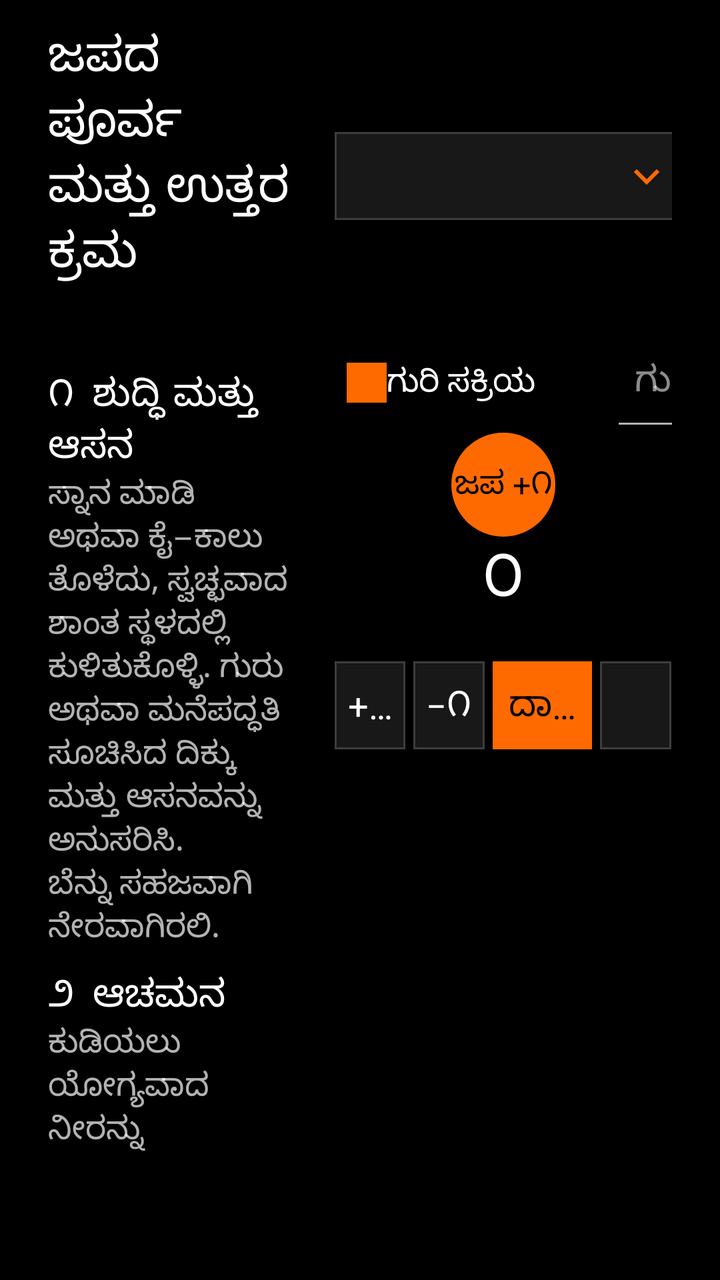
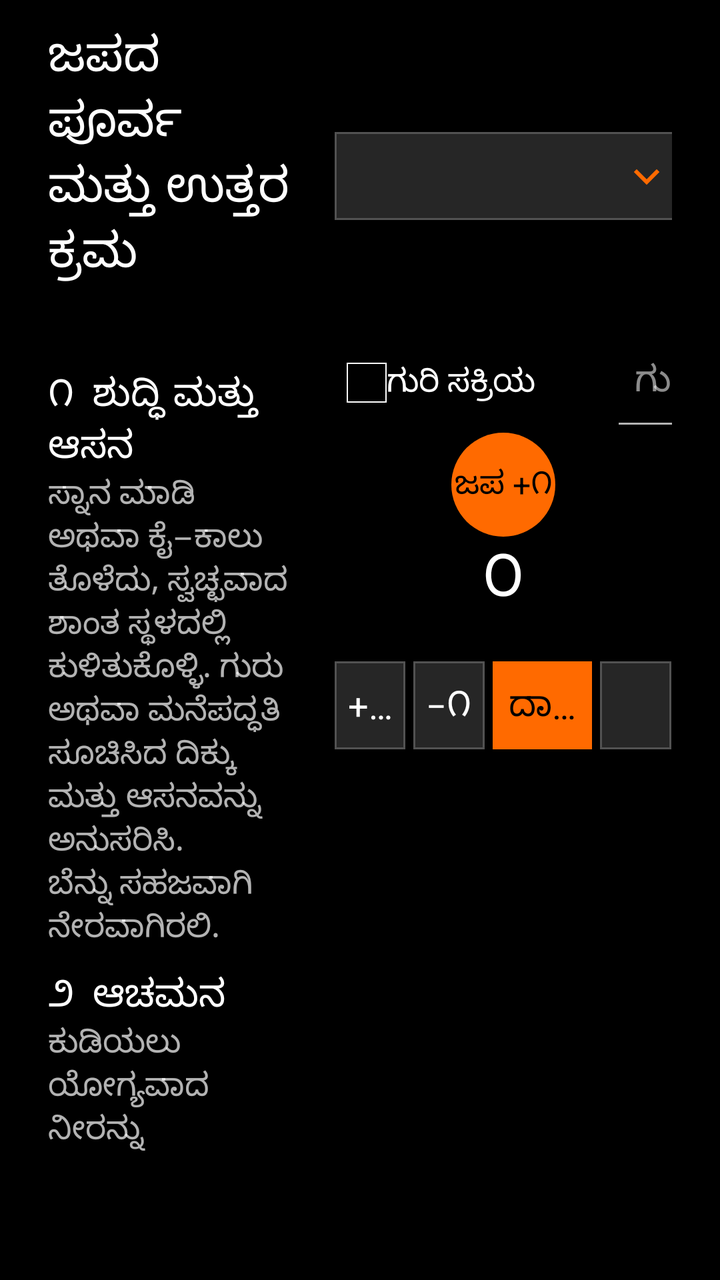

The first picture is an Android layout as it rendered before a commit; the second is the same layout after the commit. The layout source and the unified diff follow.
<!-- AndroidManifest.xml: application theme Theme.PaperDesk -->
<!-- res/layout/page_japa.xml -->
<?xml version="1.0" encoding="utf-8"?>
<LinearLayout xmlns:android="http://schemas.android.com/apk/res/android" android:layout_width="match_parent" android:layout_height="match_parent" android:background="@color/black" android:orientation="horizontal" android:paddingLeft="@dimen/page_pad_h" android:paddingTop="@dimen/page_pad_top" android:paddingRight="@dimen/page_pad_h" android:paddingBottom="@dimen/footer_bar">
    <ScrollView android:layout_width="0dp" android:layout_height="match_parent" android:layout_weight="0.46" android:fillViewport="true" android:paddingRight="20dp" android:scrollbars="none">
        <LinearLayout android:layout_width="match_parent" android:layout_height="wrap_content" android:orientation="vertical">
            <TextView android:id="@+id/japaRitualTitle" style="@style/Desk.Title" android:layout_width="match_parent" android:layout_height="wrap_content" android:text="ಜಪದ ಪೂರ್ವ ಮತ್ತು ಉತ್ತರ ಕ್ರಮ" />
            <TextView android:id="@+id/japaSankalpa" style="@style/Desk.Body2" android:layout_width="match_parent" android:layout_height="wrap_content" android:layout_marginTop="8dp" android:textColor="@color/accent" />
            <TextView style="@style/Desk.Section" android:layout_width="match_parent" android:layout_height="wrap_content" android:layout_marginTop="12dp" android:text="೧  ಶುದ್ಧಿ ಮತ್ತು ಆಸನ" />
            <TextView style="@style/Desk.Body2" android:layout_width="match_parent" android:layout_height="wrap_content" android:text="ಸ್ನಾನ ಮಾಡಿ ಅಥವಾ ಕೈ–ಕಾಲು ತೊಳೆದು, ಸ್ವಚ್ಛವಾದ ಶಾಂತ ಸ್ಥಳದಲ್ಲಿ ಕುಳಿತುಕೊಳ್ಳಿ. ಗುರು ಅಥವಾ ಮನೆಪದ್ಧತಿ ಸೂಚಿಸಿದ ದಿಕ್ಕು ಮತ್ತು ಆಸನವನ್ನು ಅನುಸರಿಸಿ. ಬೆನ್ನು ಸಹಜವಾಗಿ ನೇರವಾಗಿರಲಿ." />
            <TextView style="@style/Desk.Section" android:layout_width="match_parent" android:layout_height="wrap_content" android:layout_marginTop="10dp" android:text="೨  ಆಚಮನ" />
            <TextView style="@style/Desk.Body2" android:layout_width="match_parent" android:layout_height="wrap_content" android:text="ಕುಡಿಯಲು ಯೋಗ್ಯವಾದ ನೀರನ್ನು ಇಟ್ಟುಕೊಂಡು ನಿಮ್ಮ ಕುಟುಂಬದ ಮಾಧ್ವ ಕ್ರಮದಂತೆ ಆಚಮನ ಮಾಡಿ. ಕೇಶವದಿಂದ ಶ್ರೀಕೃಷ್ಣವರೆಗಿನ ಚತುರ್ವಿಂಶತಿ ನಾಮಗಳ ಕ್ರಮವನ್ನು ಕಲಿತ ರೀತಿಯಲ್ಲೇ ಬಳಸಿ." />
            <TextView style="@style/Desk.Section" android:layout_width="match_parent" android:layout_height="wrap_content" android:layout_marginTop="10dp" android:text="೩  ಶ್ರೀಹರಿ–ಗುರು ಸ್ಮರಣೆ" />
            <TextView style="@style/Desk.Body2" android:layout_width="match_parent" android:layout_height="wrap_content" android:text="ಶ್ರೀಹರಿ, ಮುಖ್ಯಪ್ರಾಣ ದೇವರು ಮತ್ತು ಗುರುಪರಂಪರೆಯನ್ನು ಸ್ಮರಿಸಿ ನಮಸ್ಕರಿಸಿ. ಮನಸ್ಸನ್ನು ಹೊರಗಿನ ಕೆಲಸಗಳಿಂದ ಹಿಂದಕ್ಕೆ ತಂದು ಜಪಕ್ಕೆ ಸಿದ್ಧಗೊಳಿಸಿ." />
            <TextView style="@style/Desk.Section" android:layout_width="match_parent" android:layout_height="wrap_content" android:layout_marginTop="10dp" android:text="೪  ಪ್ರಾಣಾಯಾಮ" />
            <TextView style="@style/Desk.Body2" android:layout_width="match_parent" android:layout_height="wrap_content" android:text="ಗುರುಗಳಿಂದ ಕಲಿತ ಪ್ರಾಣಾಯಾಮವಿದ್ದರೆ ಅದನ್ನು ನಿಗದಿತ ಮಂತ್ರ ಮತ್ತು ಸಂಖ್ಯೆಯಲ್ಲಿ ಮಾಡಿ. ಉಸಿರನ್ನು ಬಲವಂತವಾಗಿ ಹಿಡಿಯಬೇಡಿ; ಕಲಿತ ವಿಧಾನ ಇಲ್ಲದಿದ್ದರೆ ಕೆಲವು ಕ್ಷಣ ಶಾಂತವಾಗಿ ಸಹಜ ಉಸಿರನ್ನು ಗಮನಿಸಿ." />
            <TextView style="@style/Desk.Section" android:layout_width="match_parent" android:layout_height="wrap_content" android:layout_marginTop="10dp" android:text="೫  ಸಂಕಲ್ಪ" />
            <TextView style="@style/Desk.Body2" android:layout_width="match_parent" android:layout_height="wrap_content" android:text="ಸಕ್ರಿಯ ವ್ಯಕ್ತಿಯ ಹೆಸರು, ಗೋತ್ರ ಮತ್ತು ನಕ್ಷತ್ರವನ್ನು ಮನಸ್ಸಿನಲ್ಲಿ ಅಥವಾ ಪದ್ಧತಿಯಂತೆ ಹೇಳಿ. ಯಾವ ಮಂತ್ರವನ್ನು, ಎಷ್ಟು ಬಾರಿ ಜಪಿಸುತ್ತೀರಿ ಎಂಬುದನ್ನು ಸ್ಪಷ್ಟವಾಗಿ ನಿಶ್ಚಯಿಸಿ. ಮೇಲಿನ ಕಿತ್ತಳೆ ಸಾಲು ಆಯ್ದ ಪ್ರೊಫೈಲ್‌ನ ನೆನಪಿನ ಸೂಚನೆ." />
            <TextView style="@style/Desk.Section" android:layout_width="match_parent" android:layout_height="wrap_content" android:layout_marginTop="10dp" android:text="೬  ನ್ಯಾಸ ಮತ್ತು ಧ್ಯಾನ" />
            <TextView style="@style/Desk.Body2" android:layout_width="match_parent" android:layout_height="wrap_content" android:text="ವಿನಿಯೋಗ, ಋಷ್ಯಾದಿನ್ಯಾಸ, ಕರನ್ಯಾಸ, ಅಂಗನ್ಯಾಸ ಮತ್ತು ಧ್ಯಾನವನ್ನು ಆ ಮಂತ್ರಕ್ಕೆ ಗುರು ಉಪದೇಶಿಸಿದ್ದರೆ ಮಾತ್ರ ಮಾಡಿ. ಒಂದು ಮಂತ್ರದ ಕ್ರಮವನ್ನು ಮತ್ತೊಂದಕ್ಕೆ ಅನ್ವಯಿಸಬೇಡಿ." />
            <TextView style="@style/Desk.Section" android:layout_width="match_parent" android:layout_height="wrap_content" android:layout_marginTop="10dp" android:text="೭  ಜಪ" />
            <TextView style="@style/Desk.Body2" android:layout_width="match_parent" android:layout_height="wrap_content" android:text="ಮಂತ್ರವನ್ನು ಸರಿಯಾದ ಉಚ್ಚಾರಣೆ ಮತ್ತು ಸ್ಥಿರ ಗತಿಯಲ್ಲಿ ಜಪಿಸಿ. ಮಾಲೆ ಬಳಸಿದರೆ ಮೇರುವನ್ನು ದಾಟದೆ ಹಿಂದಿರುಗಿ; ಮಾಲೆಯನ್ನು ಗೌರವದಿಂದ ಮುಚ್ಚಿಟ್ಟುಕೊಳ್ಳಿ. ಪ್ರತಿ ಜಪಕ್ಕೆ ದೊಡ್ಡ ಕಿತ್ತಳೆ ಗುಂಡಿಯನ್ನು ಒತ್ತಿ." />
            <TextView style="@style/Desk.Section" android:layout_width="match_parent" android:layout_height="wrap_content" android:layout_marginTop="10dp" android:text="೮  ಸಮರ್ಪಣೆ ಮತ್ತು ದಾಖಲೆ" />
            <TextView style="@style/Desk.Body2" android:layout_width="match_parent" android:layout_height="wrap_content" android:text="ಜಪ ಮುಗಿದ ನಂತರ ಅದರ ಫಲವನ್ನು ಶ್ರೀಮನ್ನಾರಾಯಣನಿಗೆ ಸಮರ್ಪಿಸಿ. ‘ದಾಖಲಿಸು’ ಒತ್ತಿದಾಗ ಈ ಅವಧಿ ಆಯ್ದ ವ್ಯಕ್ತಿಯ ಅವಧಿಗಳ ದಾಖಲೆಗೆ ಸೇರುತ್ತದೆ ಮತ್ತು ಪ್ರಸ್ತುತ ಎಣಿಕೆ ಶೂನ್ಯವಾಗುತ್ತದೆ." />
            <TextView style="@style/Desk.Meta" android:layout_width="match_parent" android:layout_height="wrap_content" android:layout_marginTop="14dp" android:text="ದೀಕ್ಷಾ, ಬೀಜ ಮತ್ತು ಗುಪ್ತ ಮಂತ್ರಗಳಿಗೆ ಈ ಸಾಮಾನ್ಯ ಸೂಚನೆ ಸಾಕಾಗುವುದಿಲ್ಲ. ನಿಮ್ಮ ಗುರುಗಳ ಉಪದೇಶವೇ ಪ್ರಧಾನ." />
        </LinearLayout>
    </ScrollView>
    <LinearLayout android:layout_width="0dp" android:layout_height="match_parent" android:layout_weight="0.54" android:gravity="center_horizontal" android:orientation="vertical">
        <LinearLayout android:layout_width="match_parent" android:layout_height="wrap_content" android:gravity="center_vertical" android:orientation="horizontal">
            <TextView android:id="@+id/japaTitle" style="@style/Desk.Section" android:layout_width="0dp" android:layout_height="wrap_content" android:layout_weight="1" android:text="ಜಪ ಎಣಿಕೆ" />
            <Spinner android:id="@+id/japaProfile" android:layout_width="210dp" android:layout_height="44dp" android:background="@drawable/bg_dropdown" android:popupBackground="@color/surface_2" android:spinnerMode="dropdown" />
        </LinearLayout>
        <TextView android:id="@+id/japaProfileMeta" style="@style/Desk.Meta" android:layout_width="match_parent" android:layout_height="wrap_content" android:gravity="end" android:visibility="gone" />
        <LinearLayout android:layout_width="match_parent" android:layout_height="wrap_content" android:layout_marginTop="4dp" android:orientation="horizontal">
            <EditText android:id="@+id/japaMantra" android:layout_width="0dp" android:layout_height="44dp" android:layout_weight="1" android:background="@drawable/bg_input" android:hint="ಮಂತ್ರದ ಹೆಸರು" android:padding="8dp" android:singleLine="true" android:textColor="@color/white" android:textColorHint="@color/white_55" android:textSize="18sp" />
            <CheckBox android:id="@+id/japaTargetEnabled" android:layout_width="132dp" android:layout_height="44dp" android:layout_marginLeft="6dp" android:buttonTint="@color/accent" android:gravity="center_vertical" android:text="ಗುರಿ ಸಕ್ರಿಯ" android:textColor="@color/white" android:textSize="16sp" />
            <EditText android:id="@+id/japaTarget" android:layout_width="96dp" android:layout_height="44dp" android:layout_marginLeft="4dp" android:background="@drawable/bg_input" android:hint="ಗುರಿ" android:inputType="number" android:maxLength="18" android:padding="8dp" android:singleLine="true" android:textColor="@color/white" android:textColorHint="@color/white_55" android:textSize="18sp" />
        </LinearLayout>
        <TextView android:id="@+id/japaTap" android:layout_width="52dp" android:layout_height="52dp" android:layout_marginTop="4dp" android:background="@drawable/bg_circle_fill" android:contentDescription="ಒಂದು ಜಪ ಸೇರಿಸಿ" android:gravity="center" android:text="ಜಪ +೧" android:textColor="@color/black" android:textSize="16sp" />
        <TextView android:id="@+id/japaCurrent" android:layout_width="match_parent" android:layout_height="wrap_content" android:gravity="center" android:text="೦" android:textColor="@color/white" android:textSize="30sp" />
        <TextView android:id="@+id/japaProgress" style="@style/Desk.Meta" android:layout_width="match_parent" android:layout_height="wrap_content" android:gravity="center" />
        <LinearLayout android:layout_width="match_parent" android:layout_height="44dp" android:layout_marginTop="2dp" android:orientation="horizontal">
            <TextView android:id="@+id/japa108" style="@style/Desk.Button" android:layout_width="0dp" android:layout_height="match_parent" android:layout_weight="1" android:gravity="center" android:paddingLeft="4dp" android:paddingRight="4dp" android:singleLine="true" android:text="+೧೦೮" android:textSize="18sp" />
            <TextView android:id="@+id/japaUndo" style="@style/Desk.Button" android:layout_width="0dp" android:layout_height="match_parent" android:layout_marginLeft="4dp" android:layout_weight="1" android:contentDescription="ಒಂದು ಎಣಿಕೆ ಹಿಂದಕ್ಕೆ" android:gravity="center" android:paddingLeft="4dp" android:paddingRight="4dp" android:singleLine="true" android:text="−೧" android:textSize="18sp" />
            <TextView android:id="@+id/japaComplete" style="@style/Desk.Button.Accent" android:layout_width="0dp" android:layout_height="match_parent" android:layout_marginLeft="4dp" android:layout_weight="1.4" android:contentDescription="ಜಪ ಅವಧಿ ದಾಖಲಿಸು" android:gravity="center" android:paddingLeft="4dp" android:paddingRight="4dp" android:singleLine="true" android:text="ದಾಖಲಿಸು" android:textSize="18sp" />
            <TextView android:id="@+id/japaReset" style="@style/Desk.Button" android:layout_width="0dp" android:layout_height="match_parent" android:layout_marginLeft="4dp" android:layout_weight="1" android:contentDescription="ಪ್ರಸ್ತುತ ಜಪ ಎಣಿಕೆಯನ್ನು ಮರುಹೊಂದಿಸು" android:gravity="center" android:paddingLeft="4dp" android:paddingRight="4dp" android:singleLine="true" android:text="ಶೂನ್ಯ" android:textSize="18sp" />
        </LinearLayout>
        <LinearLayout android:layout_width="match_parent" android:layout_height="wrap_content" android:layout_marginTop="8dp" android:orientation="horizontal">
            <TextView android:id="@+id/japaSessions" style="@style/Desk.Meta" android:layout_width="match_parent" android:layout_height="wrap_content" android:gravity="end" />
        </LinearLayout>
    </LinearLayout>
</LinearLayout>
<!-- resources referenced by this layout -->
<resources>
  <color name="surface_2">#181818</color>
  <style name="Theme.PaperDesk" parent="Theme.MaterialComponents.DayNight.NoActionBar">
          <item name="viewInflaterClass">androidx.appcompat.app.AppCompatViewInflater</item>
          <item name="android:windowBackground">@color/black</item>
          <item name="android:colorBackground">@color/black</item>
          <item name="android:textColorPrimary">@color/white</item>
          <item name="android:textColorSecondary">@color/white</item>
          <item name="android:textColorHint">@color/accent</item>
          <item name="android:editTextColor">@color/white</item>
          <item name="android:textColor">@color/white</item>
          <item name="android:fontFamily">sans-serif</item>
          <item name="colorPrimary">@color/accent</item>
          <item name="colorPrimaryVariant">@color/accent</item>
          <item name="colorOnPrimary">@color/black</item>
          <item name="colorSecondary">@color/accent</item>
          <item name="colorSecondaryVariant">@color/accent</item>
          <item name="colorOnSecondary">@color/black</item>
          <item name="colorSurface">@color/black</item>
          <item name="colorOnSurface">@color/white</item>
          <item name="colorOnBackground">@color/white</item>
          <item name="colorError">@color/accent</item>
          <item name="colorOnError">@color/black</item>
          <item name="colorPrimaryDark">@color/black</item>
          <item name="colorAccent">@color/accent</item>
          <item name="colorControlNormal">@color/white</item>
          <item name="colorControlActivated">@color/accent</item>
          <item name="colorControlHighlight">@color/accent</item>
          <item name="colorButtonNormal">@color/accent</item>
          <item name="rippleColor">@color/accent</item>
          <item name="shapeAppearanceSmallComponent">@style/ShapeAppearance.PaperDesk</item>
          <item name="shapeAppearanceMediumComponent">@style/ShapeAppearance.PaperDesk</item>
          <item name="shapeAppearanceLargeComponent">@style/ShapeAppearance.PaperDesk</item>
          <item name="materialButtonStyle">@style/Desk.Button</item>
          <item name="buttonStyle">@style/Desk.Button</item>
          <item name="borderlessButtonStyle">@style/Desk.Link</item>
          <item name="materialCardViewStyle">@style/Desk.MaterialCard</item>
          <item name="checkboxStyle">@style/Desk.Check</item>
          <item name="android:statusBarColor">@color/black</item>
          <item name="android:navigationBarColor">@color/black</item>
          <item name="android:colorBackgroundCacheHint">@color/black</item>
          <item name="android:itemBackground">@color/black</item>
          <item name="android:windowShowWallpaper">false</item>
          <item name="android:windowFullscreen">true</item>
          <item name="android:windowLayoutInDisplayCutoutMode">shortEdges</item>
          <item name="android:windowContentOverlay">@null</item>
          <item name="android:windowAnimationStyle">@null</item>
          <item name="android:windowContentTransitions">false</item>
          <item name="android:colorEdgeEffect">@color/accent</item>
          <item name="android:alertDialogTheme">@style/Theme.PaperDesk.Dialog</item>
          <item name="alertDialogTheme">@style/Theme.PaperDesk.Dialog</item>
          <item name="materialAlertDialogTheme">@style/Theme.PaperDesk.Dialog</item>
      </style>
  <style name="Theme.PaperDesk.Dialog" parent="Theme.AppCompat.Dialog">
          <item name="android:windowBackground">@drawable/bg_dialog</item>
          <item name="android:background">@color/black</item>
          <item name="android:textColorPrimary">@color/white</item>
          <item name="android:textColor">@color/white</item>
          <item name="colorAccent">@color/accent</item>
          <item name="colorPrimary">@color/accent</item>
          <item name="colorOnPrimary">@color/black</item>
          <item name="colorSurface">@color/black</item>
          <item name="colorOnSurface">@color/white</item>
          <item name="android:colorBackground">@color/black</item>
          <item name="shapeAppearanceMediumComponent">@style/ShapeAppearance.PaperDesk</item>
          <item name="android:windowIsFloating">true</item>
          <item name="android:backgroundDimEnabled">true</item>
          <item name="android:backgroundDimAmount">0.6</item>
          <item name="android:windowMinWidthMajor">72%</item>
          <item name="android:windowMinWidthMinor">80%</item>
      </style>
  <color name="divider">#3D3D3D</color>
  <!-- drawable bg_checkbox (drawable) -->
  <?xml version="1.0" encoding="utf-8"?>
  <selector xmlns:android="http://schemas.android.com/apk/res/android">
      <item android:state_checked="true">
          <shape android:shape="rectangle">
              <solid android:color="@color/accent" />
              <size
                  android:width="@dimen/check"
                  android:height="@dimen/check" />
          </shape>
      </item>
      <item>
          <shape android:shape="rectangle">
              <stroke
                  android:width="@dimen/stroke"
                  android:color="@color/white" />
              <solid android:color="@color/black" />
              <size
                  android:width="@dimen/check"
                  android:height="@dimen/check" />
          </shape>
      </item>
  </selector>
  <!-- unchanged entries left out for length: 40 -->
</resources>

<!-- the commit's change to res/layout/page_japa.xml (unified diff, before → after) -->
@@ -31,7 +31,7 @@
         <TextView android:id="@+id/japaProfileMeta" style="@style/Desk.Meta" android:layout_width="match_parent" android:layout_height="wrap_content" android:gravity="end" android:visibility="gone" />
         <LinearLayout android:layout_width="match_parent" android:layout_height="wrap_content" android:layout_marginTop="4dp" android:orientation="horizontal">
             <EditText android:id="@+id/japaMantra" android:layout_width="0dp" android:layout_height="44dp" android:layout_weight="1" android:background="@drawable/bg_input" android:hint="ಮಂತ್ರದ ಹೆಸರು" android:padding="8dp" android:singleLine="true" android:textColor="@color/white" android:textColorHint="@color/white_55" android:textSize="18sp" />
-            <CheckBox android:id="@+id/japaTargetEnabled" android:layout_width="132dp" android:layout_height="44dp" android:layout_marginLeft="6dp" android:buttonTint="@color/accent" android:gravity="center_vertical" android:text="ಗುರಿ ಸಕ್ರಿಯ" android:textColor="@color/white" android:textSize="16sp" />
+            <CheckBox android:id="@+id/japaTargetEnabled" style="@style/Desk.Check" android:layout_width="132dp" android:layout_height="44dp" android:layout_marginLeft="6dp" android:gravity="center_vertical" android:text="ಗುರಿ ಸಕ್ರಿಯ" android:textColor="@color/white" android:textSize="16sp" />
             <EditText android:id="@+id/japaTarget" android:layout_width="96dp" android:layout_height="44dp" android:layout_marginLeft="4dp" android:background="@drawable/bg_input" android:hint="ಗುರಿ" android:inputType="number" android:maxLength="18" android:padding="8dp" android:singleLine="true" android:textColor="@color/white" android:textColorHint="@color/white_55" android:textSize="18sp" />
         </LinearLayout>
         <TextView android:id="@+id/japaTap" android:layout_width="52dp" android:layout_height="52dp" android:layout_marginTop="4dp" android:background="@drawable/bg_circle_fill" android:contentDescription="ಒಂದು ಜಪ ಸೇರಿಸಿ" android:gravity="center" android:text="ಜಪ +೧" android:textColor="@color/black" android:textSize="16sp" />
<!-- resource entries referenced after the edit -->
@@ -1,6 +1,6 @@
 <!-- resources referenced by this layout -->
 <resources>
-  <color name="surface_2">#181818</color>
+  <color name="surface_2">#262626</color>
   <style name="Theme.PaperDesk" parent="Theme.MaterialComponents.DayNight.NoActionBar">
           <item name="viewInflaterClass">androidx.appcompat.app.AppCompatViewInflater</item>
           <item name="android:windowBackground">@color/black</item>
@@ -20,14 +20,14 @@
           <item name="colorSurface">@color/black</item>
           <item name="colorOnSurface">@color/white</item>
           <item name="colorOnBackground">@color/white</item>
-          <item name="colorError">@color/accent</item>
+          <item name="colorError">@color/carbon_support_error</item>
           <item name="colorOnError">@color/black</item>
           <item name="colorPrimaryDark">@color/black</item>
           <item name="colorAccent">@color/accent</item>
           <item name="colorControlNormal">@color/white</item>
           <item name="colorControlActivated">@color/accent</item>
           <item name="colorControlHighlight">@color/accent</item>
-          <item name="colorButtonNormal">@color/accent</item>
+          <item name="colorButtonNormal">@color/carbon_gray_80</item>
           <item name="rippleColor">@color/accent</item>
           <item name="shapeAppearanceSmallComponent">@style/ShapeAppearance.PaperDesk</item>
           <item name="shapeAppearanceMediumComponent">@style/ShapeAppearance.PaperDesk</item>
@@ -48,6 +48,7 @@
           <item name="android:windowAnimationStyle">@null</item>
           <item name="android:windowContentTransitions">false</item>
           <item name="android:colorEdgeEffect">@color/accent</item>
+          <item name="android:textColorHighlight">@color/accent_70</item>
           <item name="android:alertDialogTheme">@style/Theme.PaperDesk.Dialog</item>
           <item name="alertDialogTheme">@style/Theme.PaperDesk.Dialog</item>
           <item name="materialAlertDialogTheme">@style/Theme.PaperDesk.Dialog</item>
@@ -64,23 +65,46 @@
           <item name="colorOnSurface">@color/white</item>
           <item name="android:colorBackground">@color/black</item>
           <item name="shapeAppearanceMediumComponent">@style/ShapeAppearance.PaperDesk</item>
+          <item name="buttonBarPositiveButtonStyle">@style/Desk.DialogButton.Positive</item>
+          <item name="buttonBarNegativeButtonStyle">@style/Desk.DialogButton.Negative</item>
+          <item name="buttonBarNeutralButtonStyle">@style/Desk.DialogButton.Negative</item>
           <item name="android:windowIsFloating">true</item>
           <item name="android:backgroundDimEnabled">true</item>
           <item name="android:backgroundDimAmount">0.6</item>
           <item name="android:windowMinWidthMajor">72%</item>
           <item name="android:windowMinWidthMinor">80%</item>
       </style>
-  <color name="divider">#3D3D3D</color>
+  <color name="divider">#525252</color>
+  <!-- drawable ic_check (drawable) -->
+  <?xml version="1.0" encoding="utf-8"?>
+  <vector xmlns:android="http://schemas.android.com/apk/res/android" android:width="16dp" android:height="16dp" android:viewportWidth="16" android:viewportHeight="16">
+      <path android:fillColor="@android:color/transparent" android:strokeColor="@color/accent" android:strokeWidth="2" android:strokeLineCap="square" android:strokeLineJoin="miter" android:pathData="M2.5,8 L6.5,12 L13.5,4" />
+  </vector>
+  <style name="Desk.DialogButton.Positive" parent="Desk.DialogButton">
+          <item name="android:textColor">@color/accent</item>
+      </style>
+  <style name="Desk.DialogButton.Negative" parent="Desk.DialogButton">
+          <item name="android:textColor">@color/white_70</item>
+      </style>
+  <style name="Desk.DialogButton" parent="Widget.AppCompat.Button.ButtonBar.AlertDialog">
+          <item name="android:background">@color/black</item>
+          <item name="android:minHeight">48dp</item>
+          <item name="android:textSize">18sp</item>
+      </style>
   <!-- drawable bg_checkbox (drawable) -->
   <?xml version="1.0" encoding="utf-8"?>
   <selector xmlns:android="http://schemas.android.com/apk/res/android">
       <item android:state_checked="true">
-          <shape android:shape="rectangle">
-              <solid android:color="@color/accent" />
-              <size
-                  android:width="@dimen/check"
-                  android:height="@dimen/check" />
-          </shape>
+          <layer-list>
+              <item>
+                  <shape android:shape="rectangle">
+                      <solid android:color="@color/surface_2" />
+                      <stroke android:width="2dp" android:color="@color/accent" />
+                      <size android:width="@dimen/check" android:height="@dimen/check" />
+                  </shape>
+              </item>
+              <item android:width="16dp" android:height="16dp" android:gravity="center" android:drawable="@drawable/ic_check" />
+          </layer-list>
       </item>
       <item>
           <shape android:shape="rectangle">
@@ -94,6 +118,9 @@
           </shape>
       </item>
   </selector>
+  <color name="carbon_support_error">#FA4D56</color>
+  <color name="carbon_gray_80">#393939</color>
+  <color name="accent_70">#B3FF6A00</color>
   <!-- unchanged entries left out for length: 40 -->
 </resources>
 
